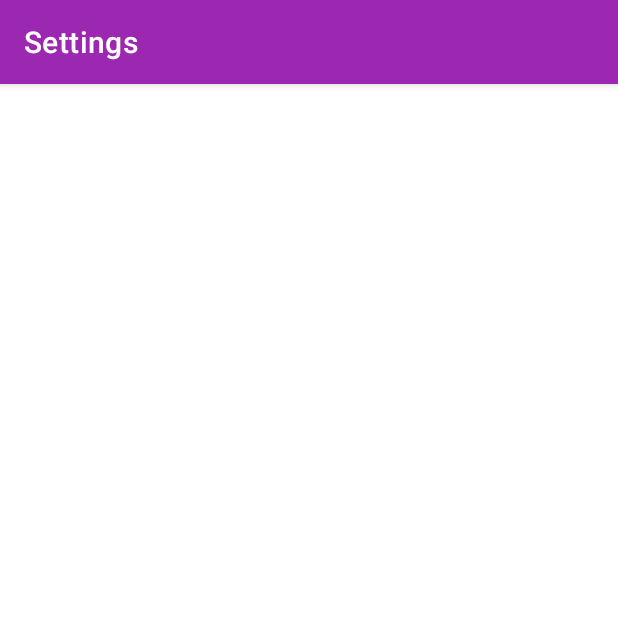
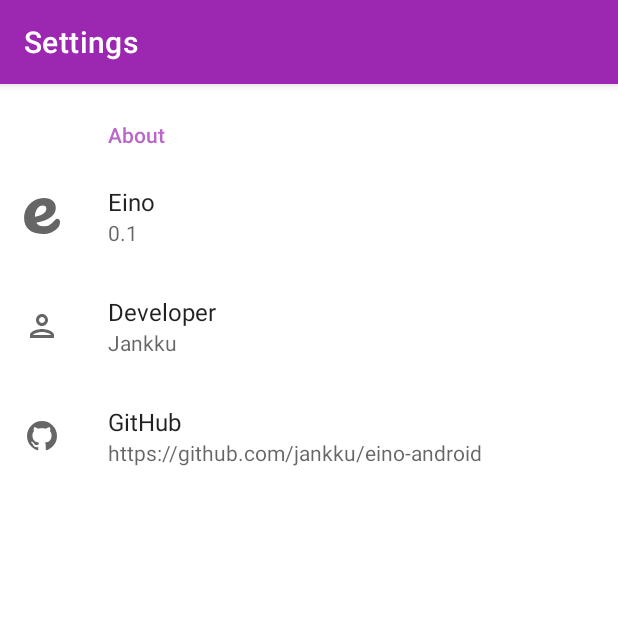
Before and after one commit to Jankku/eino-android, an Android app: the SettingsFragment screen opened through its navigation route, on a phone screen of 412 x 824 dp, the top half of it. Run offline under Robolectric (Android 15) with nearby library versions, the phone set to English and light mode, and no system bars; our stand-ins replace Dagger/Hilt's generated code, androidx.preference, navigation-ui; 1 statement that could not run was skipped.

Commit message:
feat: about section to settings screen

```diff
--- a/app/src/main/java/com/jankku/eino/ui/settings/SettingsFragment.kt
+++ b/app/src/main/java/com/jankku/eino/ui/settings/SettingsFragment.kt
@@ -1,12 +1,17 @@
 package com.jankku.eino.ui.settings
 
 import android.os.Bundle
+import androidx.preference.Preference
 import androidx.preference.PreferenceFragmentCompat
+import com.jankku.eino.BuildConfig
 import com.jankku.eino.R
 
 class SettingsFragment : PreferenceFragmentCompat() {
 
     override fun onCreatePreferences(savedInstanceState: Bundle?, rootKey: String?) {
         setPreferencesFromResource(R.xml.root_preferences, rootKey)
+
+        val versionPref: Preference? = findPreference(getString(R.string.app_key))
+        versionPref?.summary = BuildConfig.VERSION_NAME
     }
 }
--- /dev/null
+++ b/app/src/main/res/drawable/eino_icon_white_small.xml
@@ -0,0 +1,11 @@
+<vector xmlns:android="http://schemas.android.com/apk/res/android"
+    android:width="24dp"
+    android:height="24dp"
+    android:tint="?attr/colorControlNormal"
+    android:viewportWidth="422"
+    android:viewportHeight="495">
+    <path
+        android:fillColor="#FFFFFF"
+        android:fillType="evenOdd"
+        android:pathData="M392.532,286.672C382.032,286.672 372.578,291.922 364.188,302.422C339.688,333.922 318.157,356.328 299.61,369.625C281.047,382.937 257.422,389.578 228.735,389.578C188.828,389.578 160.485,373.484 143.688,341.281C226.985,320.984 285.953,293.516 320.61,258.859C355.25,224.203 372.578,182.734 372.578,134.422C372.578,93.141 360.328,60.422 335.828,36.266C311.328,12.109 278.782,0.031 238.188,0.031C192.688,0.031 151.907,12.281 115.86,36.781C79.797,61.281 51.625,94.359 31.328,136.016C11.032,177.672 0.891,222.641 0.891,270.922C0.891,339.531 19.438,393.953 56.532,434.203C93.625,474.453 145.782,494.578 212.985,494.578C257.078,494.578 295.063,486.187 326.907,469.375C358.75,452.578 384.485,429.125 404.078,399.031C415.985,380.844 421.938,359.141 421.938,333.922C421.938,319.234 419.313,307.687 414.063,299.281C408.813,290.875 401.625,286.672 392.532,286.672L392.532,286.672ZM220.328,102.922C232.922,102.922 242.907,106.953 250.25,115C257.594,123.062 261.282,133.734 261.282,147.031C261.282,172.937 249.375,195.687 225.578,215.281C201.782,234.875 169.235,249.578 127.938,259.375L127.938,257.281C127.938,214.594 136.86,178.187 154.703,148.078C172.547,117.984 194.422,102.922 220.328,102.922L220.328,102.922Z" />
+</vector>
--- /dev/null
+++ b/app/src/main/res/drawable/ic_github.xml
@@ -0,0 +1,10 @@
+<vector xmlns:android="http://schemas.android.com/apk/res/android"
+    android:width="24dp"
+    android:height="24dp"
+    android:tint="?attr/colorControlNormal"
+    android:viewportWidth="24"
+    android:viewportHeight="24">
+    <path
+        android:fillColor="@android:color/white"
+        android:pathData="M12,2A10,10 0 0,0 2,12C2,16.42 4.87,20.17 8.84,21.5C9.34,21.58 9.5,21.27 9.5,21C9.5,20.77 9.5,20.14 9.5,19.31C6.73,19.91 6.14,17.97 6.14,17.97C5.68,16.81 5.03,16.5 5.03,16.5C4.12,15.88 5.1,15.9 5.1,15.9C6.1,15.97 6.63,16.93 6.63,16.93C7.5,18.45 8.97,18 9.54,17.76C9.63,17.11 9.89,16.67 10.17,16.42C7.95,16.17 5.62,15.31 5.62,11.5C5.62,10.39 6,9.5 6.65,8.79C6.55,8.54 6.2,7.5 6.75,6.15C6.75,6.15 7.59,5.88 9.5,7.17C10.29,6.95 11.15,6.84 12,6.84C12.85,6.84 13.71,6.95 14.5,7.17C16.41,5.88 17.25,6.15 17.25,6.15C17.8,7.5 17.45,8.54 17.35,8.79C18,9.5 18.38,10.39 18.38,11.5C18.38,15.32 16.04,16.16 13.81,16.41C14.17,16.72 14.5,17.33 14.5,18.26C14.5,19.6 14.5,20.68 14.5,21C14.5,21.27 14.66,21.59 15.17,21.5C19.14,20.16 22,16.42 22,12A10,10 0 0,0 12,2Z" />
+</vector>
--- /dev/null
+++ b/app/src/main/res/drawable/ic_person.xml
@@ -0,0 +1,10 @@
+<vector xmlns:android="http://schemas.android.com/apk/res/android"
+    android:width="24dp"
+    android:height="24dp"
+    android:tint="?attr/colorControlNormal"
+    android:viewportWidth="24"
+    android:viewportHeight="24">
+    <path
+        android:fillColor="@android:color/white"
+        android:pathData="M12,6c1.1,0 2,0.9 2,2s-0.9,2 -2,2 -2,-0.9 -2,-2 0.9,-2 2,-2m0,10c2.7,0 5.8,1.29 6,2L6,18c0.23,-0.72 3.31,-2 6,-2m0,-12C9.79,4 8,5.79 8,8s1.79,4 4,4 4,-1.79 4,-4 -1.79,-4 -4,-4zM12,14c-2.67,0 -8,1.34 -8,4v2h16v-2c0,-2.66 -5.33,-4 -8,-4z" />
+</vector>
--- a/app/src/main/res/values/strings.xml
+++ b/app/src/main/res/values/strings.xml
@@ -32,4 +32,15 @@
     <string name="validation_passwords_dont_match">Passwords don\'t match</string>
     <string name="validation_username_length_invalid">Username length should be between 3–255 characters</string>
     <string name="validation_password_length_invalid">Password length should be between 8–255 characters</string>
+
+    <!-- Settings -->
+    <string name="about_header">About</string>
+    <string name="app_key" translatable="false">app</string>
+    <string name="author_key" translatable="false">author</string>
+    <string name="author_title">Developer</string>
+    <string name="author_summary" translatable="false">Jankku</string>
+
+    <string name="github_key" translatable="false">github</string>
+    <string name="github_title" translatable="false">GitHub</string>
+    <string name="github_summary" translatable="false">https://github.com/jankku/eino-android</string>
 </resources>
--- a/app/src/main/res/xml/root_preferences.xml
+++ b/app/src/main/res/xml/root_preferences.xml
@@ -1,3 +1,20 @@
 <PreferenceScreen xmlns:app="http://schemas.android.com/apk/res-auto">
+    <PreferenceCategory app:title="@string/about_header">
+        <Preference
+            app:icon="@drawable/eino_icon_white_small"
+            app:key="@string/app_key"
+            app:title="@string/app_name" />
 
+        <Preference
+            app:icon="@drawable/ic_person"
+            app:key="@string/author_key"
+            app:summary="@string/author_summary"
+            app:title="@string/author_title" />
+
+        <Preference
+            app:icon="@drawable/ic_github"
+            app:key="@string/github_key"
+            app:summary="@string/github_summary"
+            app:title="@string/github_title" />
+    </PreferenceCategory>
 </PreferenceScreen>
```
